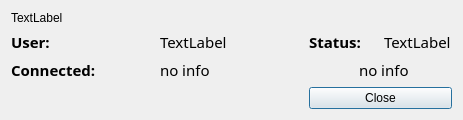
First picture: the form in TeddyClient/dialogaboutclient.ui, repository TeddyReady/TeddyChat, before the edit.
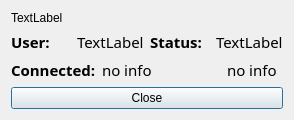
Second picture: the form after the edit.

```diff
--- a/TeddyClient/dialogaboutclient.ui
+++ b/TeddyClient/dialogaboutclient.ui
@@ -6,21 +6,56 @@
    <rect>
     <x>0</x>
     <y>0</y>
-    <width>463</width>
+    <width>294</width>
     <height>118</height>
    </rect>
   </property>
   <property name="windowTitle">
    <string>Dialog</string>
   </property>
-  <layout class="QGridLayout" name="gridLayout_6">
-   <item row="0" column="0">
     <layout class="QGridLayout" name="gridLayout_5">
-     <item row="1" column="0">
+   <item row="0" column="0">
       <layout class="QGridLayout" name="gridLayout_4">
+     <item row="0" column="0">
+      <widget class="QLabel" name="picture">
+       <property name="text">
+        <string>TextLabel</string>
+       </property>
+      </widget>
+     </item>
+     <item row="1" column="0">
+      <layout class="QGridLayout" name="gridLayout_3">
+       <item row="0" column="0">
+        <widget class="QLabel" name="label_2">
+         <property name="font">
+          <font>
+           <family>Sans Serif</family>
+           <pointsize>11</pointsize>
+           <weight>75</weight>
+           <bold>true</bold>
+          </font>
+         </property>
+         <property name="text">
+          <string>User:</string>
+         </property>
+        </widget>
+       </item>
+       <item row="0" column="1">
+        <widget class="QLabel" name="nameLabel">
+         <property name="font">
+          <font>
+           <family>Sans Serif</family>
+           <pointsize>11</pointsize>
+           <weight>50</weight>
+           <bold>false</bold>
+          </font>
+         </property>
+         <property name="text">
+          <string>TextLabel</string>
+         </property>
+        </widget>
+       </item>
        <item row="0" column="2">
-        <layout class="QGridLayout" name="gridLayout_2">
-         <item row="0" column="0">
           <widget class="QLabel" name="label_3">
            <property name="font">
             <font>
@@ -35,7 +70,7 @@
            </property>
           </widget>
          </item>
-         <item row="0" column="1">
+       <item row="0" column="3">
           <widget class="QLabel" name="statusLabel">
            <property name="font">
             <font>
@@ -52,7 +87,9 @@
          </item>
         </layout>
        </item>
-       <item row="1" column="0">
+     <item row="2" column="0">
+      <layout class="QGridLayout" name="gridLayout_2">
+       <item row="0" column="0">
         <widget class="QLabel" name="label">
          <property name="font">
           <font>
@@ -67,9 +104,7 @@
          </property>
         </widget>
        </item>
-       <item row="1" column="1" colspan="2">
-        <layout class="QGridLayout" name="gridLayout">
-         <item row="0" column="0">
+       <item row="0" column="1">
           <widget class="QLabel" name="dataLabel">
            <property name="font">
             <font>
@@ -85,21 +120,6 @@
           </widget>
          </item>
          <item row="0" column="2">
-          <widget class="QLabel" name="timeLabel">
-           <property name="font">
-            <font>
-             <family>Sans Serif</family>
-             <pointsize>11</pointsize>
-             <weight>50</weight>
-             <bold>false</bold>
-            </font>
-           </property>
-           <property name="text">
-            <string>no info</string>
-           </property>
-          </widget>
-         </item>
-         <item row="0" column="1">
           <widget class="QLabel" name="labelIn">
            <property name="font">
             <font>
@@ -114,12 +134,8 @@
            </property>
           </widget>
          </item>
-        </layout>
-       </item>
-       <item row="0" column="0" colspan="2">
-        <layout class="QGridLayout" name="gridLayout_3">
-         <item row="0" column="1">
-          <widget class="QLabel" name="nameLabel">
+       <item row="0" column="3">
+        <widget class="QLabel" name="timeLabel">
            <property name="font">
             <font>
              <family>Sans Serif</family>
@@ -129,28 +145,15 @@
             </font>
            </property>
            <property name="text">
-            <string>TextLabel</string>
+          <string>no info</string>
            </property>
           </widget>
          </item>
+      </layout>
+     </item>
+     <item row="3" column="0">
+      <layout class="QGridLayout" name="gridLayout">
          <item row="0" column="0">
-          <widget class="QLabel" name="label_2">
-           <property name="font">
-            <font>
-             <family>Sans Serif</family>
-             <pointsize>11</pointsize>
-             <weight>75</weight>
-             <bold>true</bold>
-            </font>
-           </property>
-           <property name="text">
-            <string>User:</string>
-           </property>
-          </widget>
-         </item>
-        </layout>
-       </item>
-       <item row="2" column="2">
         <widget class="QPushButton" name="pushButton">
          <property name="text">
           <string>Close</string>
@@ -159,13 +162,6 @@
        </item>
       </layout>
      </item>
-     <item row="0" column="0">
-      <widget class="QLabel" name="picture">
-       <property name="text">
-        <string>TextLabel</string>
-       </property>
-      </widget>
-     </item>
     </layout>
    </item>
   </layout>
```
Lines whose indentation alone changed are shown as unchanged.
